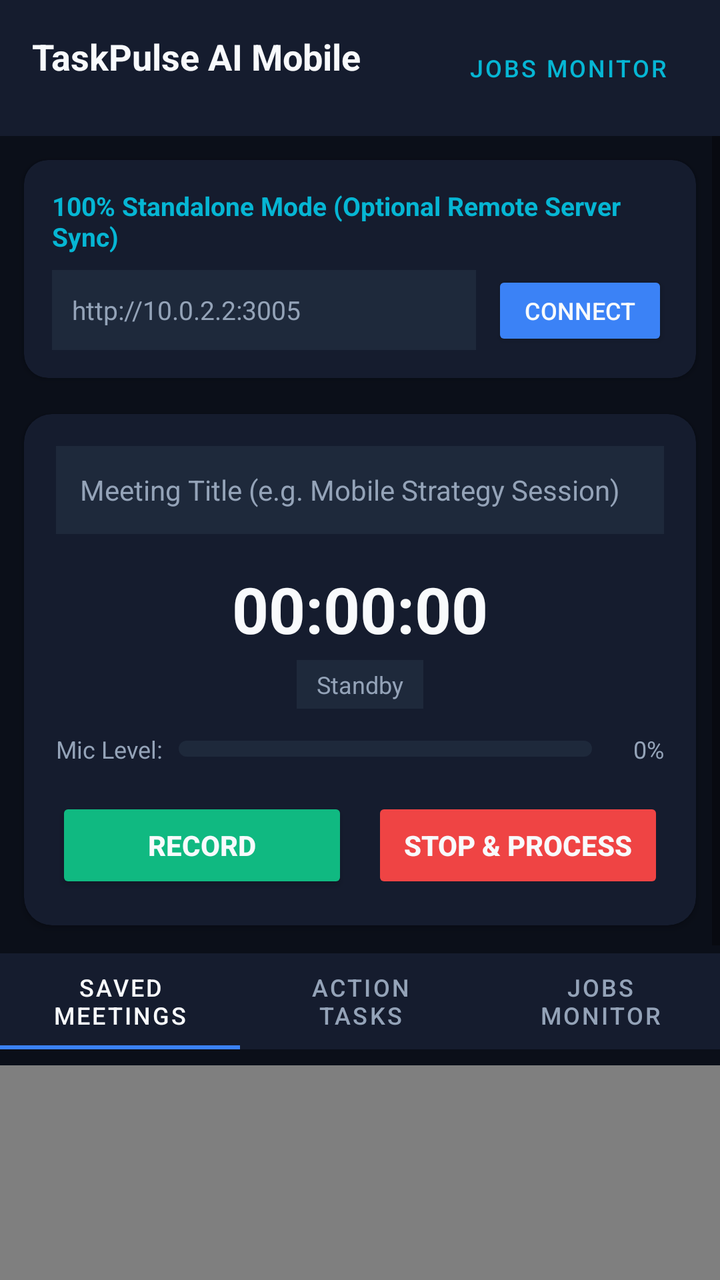
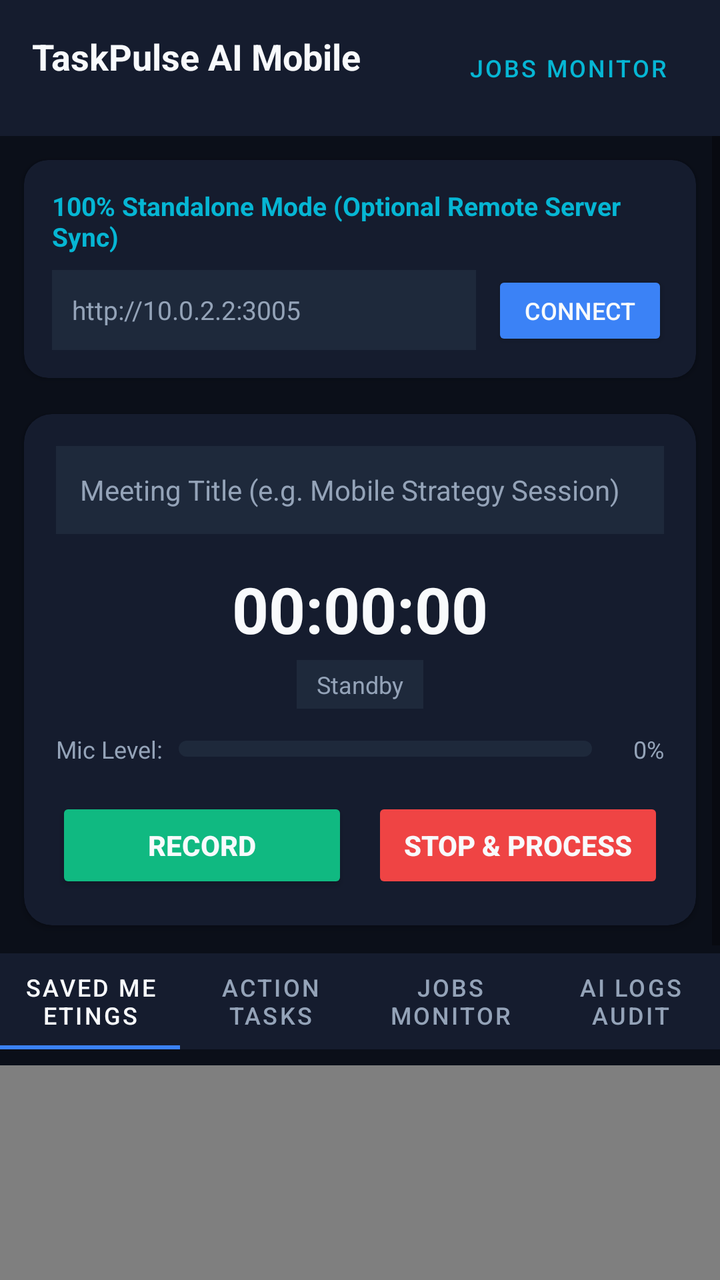

Before-and-after screenshots of an Android layout around one commit, followed by the original layout XML and the change that was made.
<!-- AndroidManifest.xml: application theme Theme.TaskPulseAI -->
<!-- res/layout/activity_main.xml -->
<?xml version="1.0" encoding="utf-8"?>
<LinearLayout xmlns:android="http://schemas.android.com/apk/res/android"
    xmlns:app="http://schemas.android.com/apk/res-auto"
    android:layout_width="match_parent"
    android:layout_height="match_parent"
    android:background="@color/bg_dark"
    android:orientation="vertical">

    
    <RelativeLayout
        android:layout_width="match_parent"
        android:layout_height="wrap_content"
        android:background="@color/card_bg"
        android:padding="16dp">

        <TextView
            android:id="@+id/textBrand"
            android:layout_width="wrap_content"
            android:layout_height="wrap_content"
            android:layout_alignParentStart="true"
            android:text="TaskPulse AI Mobile"
            android:textColor="@color/text_white"
            android:textSize="18sp"
            android:textStyle="bold" />

        <Button
            android:id="@+id/btnJobsMonitor"
            style="@style/Widget.MaterialComponents.Button.OutlinedButton"
            android:layout_width="wrap_content"
            android:layout_height="36dp"
            android:layout_alignParentEnd="true"
            android:paddingHorizontal="10dp"
            android:text="Jobs Monitor"
            android:textColor="@color/accent_cyan"
            android:textSize="12sp"
            app:strokeColor="@color/accent_cyan" />

    </RelativeLayout>

    <ScrollView
        android:layout_width="match_parent"
        android:layout_height="0dp"
        android:layout_weight="1">

        <LinearLayout
            android:layout_width="match_parent"
            android:layout_height="wrap_content"
            android:orientation="vertical"
            android:paddingBottom="24dp">

            
            <androidx.cardview.widget.CardView
                android:layout_width="match_parent"
                android:layout_height="wrap_content"
                android:layout_margin="12dp"
                app:cardBackgroundColor="@color/card_bg"
                app:cardCornerRadius="12dp">

                <LinearLayout
                    android:layout_width="match_parent"
                    android:layout_height="wrap_content"
                    android:orientation="vertical"
                    android:padding="14dp">

                    <TextView
                        android:layout_width="wrap_content"
                        android:layout_height="wrap_content"
                        android:text="100% Standalone Mode (Optional Remote Server Sync)"
                        android:textColor="@color/accent_cyan"
                        android:textSize="13sp"
                        android:textStyle="bold" />

                    <LinearLayout
                        android:layout_width="match_parent"
                        android:layout_height="wrap_content"
                        android:layout_marginTop="8dp"
                        android:orientation="horizontal">

                        <EditText
                            android:id="@+id/editServerHost"
                            android:layout_width="0dp"
                            android:layout_height="40dp"
                            android:layout_weight="1"
                            android:background="#1e293b"
                            android:hint="http://10.0.2.2:3005"
                            android:inputType="textUri"
                            android:paddingHorizontal="10dp"
                            android:textColor="@color/text_white"
                            android:textColorHint="@color/text_muted"
                            android:textSize="13sp" />

                        <Button
                            android:id="@+id/btnConnectServer"
                            android:layout_width="wrap_content"
                            android:layout_height="40dp"
                            android:layout_marginStart="8dp"
                            android:backgroundTint="@color/accent_blue"
                            android:text="Connect"
                            android:textColor="@color/text_white"
                            android:textSize="12sp" />

                    </LinearLayout>

                </LinearLayout>

            </androidx.cardview.widget.CardView>

            
            <androidx.cardview.widget.CardView
                android:layout_width="match_parent"
                android:layout_height="wrap_content"
                android:layout_marginHorizontal="12dp"
                android:layout_marginVertical="6dp"
                app:cardBackgroundColor="@color/card_bg"
                app:cardCornerRadius="14dp">

                <LinearLayout
                    android:layout_width="match_parent"
                    android:layout_height="wrap_content"
                    android:gravity="center_horizontal"
                    android:orientation="vertical"
                    android:padding="16dp">

                    <EditText
                        android:id="@+id/editMeetingTitle"
                        android:layout_width="match_parent"
                        android:layout_height="44dp"
                        android:background="#1e293b"
                        android:hint="Meeting Title (e.g. Mobile Strategy Session)"
                        android:paddingHorizontal="12dp"
                        android:textColor="@color/text_white"
                        android:textColorHint="@color/text_muted"
                        android:textSize="14sp" />

                    <TextView
                        android:id="@+id/textTimer"
                        android:layout_width="wrap_content"
                        android:layout_height="wrap_content"
                        android:layout_marginTop="16dp"
                        android:text="00:00:00"
                        android:textColor="@color/text_white"
                        android:textSize="32sp"
                        android:textStyle="bold" />

                    <TextView
                        android:id="@+id/textStatusPill"
                        android:layout_width="wrap_content"
                        android:layout_height="wrap_content"
                        android:layout_marginTop="4dp"
                        android:background="@color/btn_secondary_bg"
                        android:paddingHorizontal="10dp"
                        android:paddingVertical="4dp"
                        android:text="Standby"
                        android:textColor="@color/text_muted"
                        android:textSize="12sp" />

                    
                    <LinearLayout
                        android:layout_width="match_parent"
                        android:layout_height="wrap_content"
                        android:layout_marginTop="12dp"
                        android:gravity="center_vertical"
                        android:orientation="horizontal">

                        <TextView
                            android:layout_width="wrap_content"
                            android:layout_height="wrap_content"
                            android:text="Mic Level:"
                            android:textColor="@color/text_muted"
                            android:textSize="12sp" />

                        <ProgressBar
                            android:id="@+id/progressMicLevel"
                            style="?android:attr/progressBarStyleHorizontal"
                            android:layout_width="0dp"
                            android:layout_height="8dp"
                            android:layout_marginStart="8dp"
                            android:layout_weight="1"
                            android:max="100"
                            android:progressDrawable="@drawable/bg_progress" />

                        <TextView
                            android:id="@+id/textMicPercent"
                            android:layout_width="36dp"
                            android:layout_height="wrap_content"
                            android:gravity="end"
                            android:text="0%"
                            android:textColor="@color/text_muted"
                            android:textSize="12sp" />

                    </LinearLayout>

                    
                    <LinearLayout
                        android:layout_width="match_parent"
                        android:layout_height="wrap_content"
                        android:layout_marginTop="16dp"
                        android:orientation="horizontal">

                        <Button
                            android:id="@+id/btnStartRecord"
                            android:layout_width="0dp"
                            android:layout_height="48dp"
                            android:layout_marginEnd="6dp"
                            android:layout_weight="1"
                            android:backgroundTint="@color/accent_emerald"
                            android:text="Record"
                            android:textColor="@color/text_white"
                            android:textStyle="bold" />

                        <Button
                            android:id="@+id/btnStopRecord"
                            android:layout_width="0dp"
                            android:layout_height="48dp"
                            android:layout_marginStart="6dp"
                            android:layout_weight="1"
                            android:backgroundTint="@color/danger_red"
                            android:enabled="false"
                            android:text="Stop &amp; Process"
                            android:textColor="@color/text_white"
                            android:textStyle="bold" />

                    </LinearLayout>

                </LinearLayout>

            </androidx.cardview.widget.CardView>

            
            <com.google.android.material.tabs.TabLayout
                android:id="@+id/tabLayout"
                android:layout_width="match_parent"
                android:layout_height="wrap_content"
                android:layout_marginTop="8dp"
                android:background="@color/card_bg"
                app:tabIndicatorColor="@color/accent_blue"
                app:tabSelectedTextColor="@color/text_white"
                app:tabTextColor="@color/text_muted">

                <com.google.android.material.tabs.TabItem
                    android:layout_width="wrap_content"
                    android:layout_height="wrap_content"
                    android:text="Saved Meetings" />

                <com.google.android.material.tabs.TabItem
                    android:layout_width="wrap_content"
                    android:layout_height="wrap_content"
                    android:text="Action Tasks" />

                <com.google.android.material.tabs.TabItem
                    android:layout_width="wrap_content"
                    android:layout_height="wrap_content"
                    android:text="Jobs Monitor" />

            </com.google.android.material.tabs.TabLayout>

            <androidx.swiperefreshlayout.widget.SwipeRefreshLayout
                android:id="@+id/swipeRefresh"
                android:layout_width="match_parent"
                android:layout_height="320dp"
                android:layout_marginTop="8dp">

                <androidx.recyclerview.widget.RecyclerView
                    android:id="@+id/recyclerView"
                    android:layout_width="match_parent"
                    android:layout_height="match_parent" />

            </androidx.swiperefreshlayout.widget.SwipeRefreshLayout>

        </LinearLayout>

    </ScrollView>

</LinearLayout>
<!-- resources referenced by this layout -->
<resources>
  <color name="accent_blue">#3b82f6</color>
  <color name="accent_cyan">#06b6d4</color>
  <color name="accent_emerald">#10b981</color>
  <color name="bg_dark">#0b0f19</color>
  <color name="btn_secondary_bg">#1e293b</color>
  <color name="card_bg">#151c2e</color>
  <color name="danger_red">#ef4444</color>
  <color name="text_muted">#94a3b8</color>
  <color name="text_white">#f8fafc</color>
  <!-- drawable bg_progress (drawable) -->
  <?xml version="1.0" encoding="utf-8"?>
  <layer-list xmlns:android="http://schemas.android.com/apk/res/android">
      <item android:id="@android:id/background">
          <shape>
              <corners android:radius="4dp" />
              <solid android:color="#1e293b" />
          </shape>
      </item>
      <item android:id="@android:id/progress">
          <clip>
              <shape>
                  <corners android:radius="4dp" />
                  <gradient
                      android:startColor="#38bdf8"
                      android:endColor="#c084fc"
                      android:angle="0" />
              </shape>
          </clip>
      </item>
  </layer-list>
  <style name="Theme.TaskPulseAI" parent="Theme.MaterialComponents.DayNight.NoActionBar">
          <item name="colorPrimary">@color/accent_blue</item>
          <item name="colorSecondary">@color/accent_cyan</item>
          <item name="android:statusBarColor">@color/bg_dark</item>
          <item name="android:windowBackground">@color/bg_dark</item>
      </style>
</resources>

<!-- the commit's change to res/layout/activity_main.xml (unified diff, before → after) -->
@@ -252,6 +252,11 @@
                     android:layout_height="wrap_content"
                     android:text="Jobs Monitor" />
 
+                <com.google.android.material.tabs.TabItem
+                    android:layout_width="wrap_content"
+                    android:layout_height="wrap_content"
+                    android:text="AI Logs Audit" />
+
             </com.google.android.material.tabs.TabLayout>
 
             <androidx.swiperefreshlayout.widget.SwipeRefreshLayout
